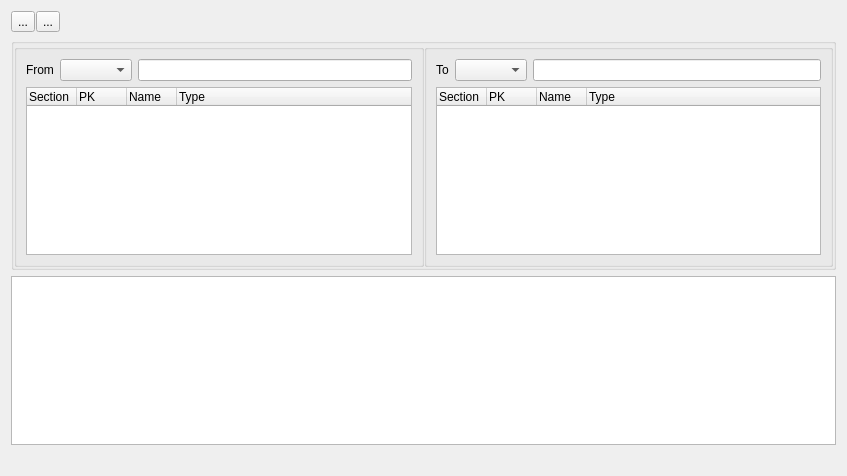
fritzone/ddm, file TableComparisonForm.ui: the form before one commit.
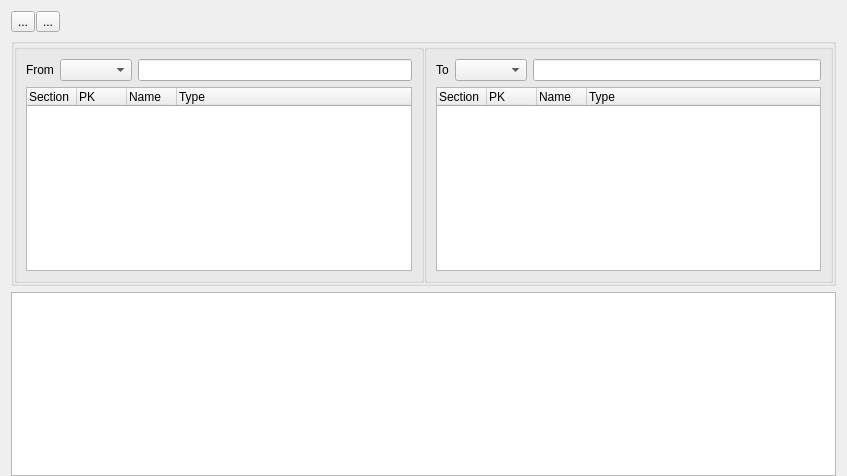
The form after the commit. Icons and pictures are not drawn.

Patch:
```diff
--- a/TableComparisonForm.ui
+++ b/TableComparisonForm.ui
@@ -14,6 +14,9 @@
    <string>Form</string>
   </property>
   <layout class="QVBoxLayout" name="verticalLayout_3">
+   <property name="bottomMargin">
+    <number>0</number>
+   </property>
    <item>
     <layout class="QHBoxLayout" name="horizontalLayout_15">
      <property name="spacing">
@@ -260,13 +263,6 @@
      </property>
     </widget>
    </item>
-   <item>
-    <widget class="QLabel" name="labelDeploymentStatus">
-     <property name="text">
-      <string/>
-     </property>
-    </widget>
-   </item>
   </layout>
  </widget>
  <resources>
```
Left out of the diff: 8 changed lines with no effect on the pictures.
